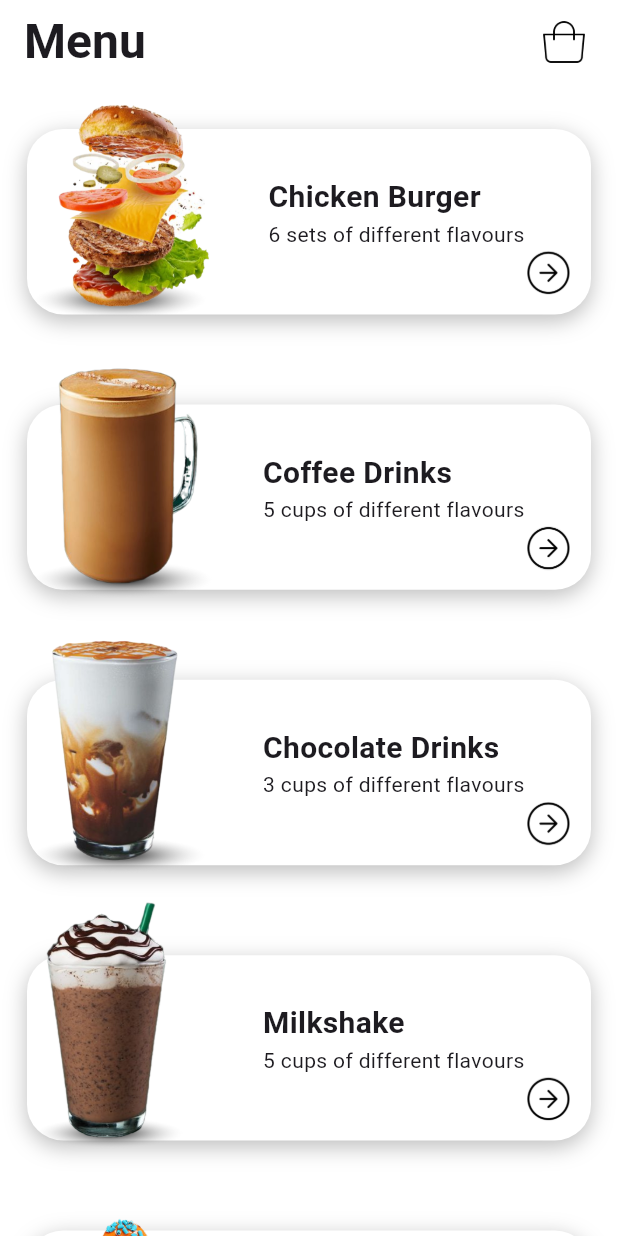
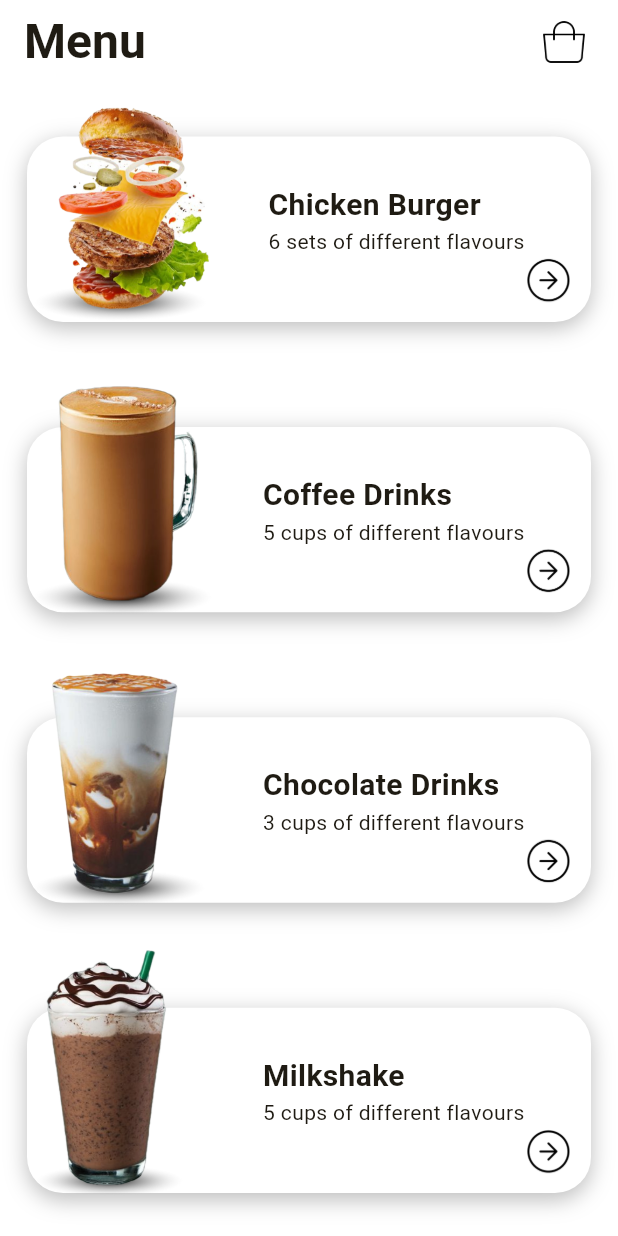
Before and after one commit to ahmedjalambo-dev/mc-Donald-s, a Flutter app: the screen it shows after launch, on a phone screen of 412 x 824 dp. Run offline on Flutter 3.47's test engine with Material 3 defaults, Android fonts, the phone set to English and light mode, and no system bars.

Commit message:
update color scheme in MyApp and adjust margins in MenuCard; use AppAssets for image path in MenuScreen

```diff
--- a/lib/main.dart
+++ b/lib/main.dart
@@ -12,7 +12,7 @@ class MyApp extends StatelessWidget {
   Widget build(BuildContext context) {
     return MaterialApp(
       theme: ThemeData(
-        colorScheme: ColorScheme.fromSeed(seedColor: Colors.deepPurple),
+        colorScheme: ColorScheme.fromSeed(seedColor: Colors.amber),
       ),
       home: MenuScreen(),
     );
--- a/lib/screens/menu/menu_card.dart
+++ b/lib/screens/menu/menu_card.dart
@@ -23,7 +23,7 @@ class MenuCard extends StatelessWidget {
         Container(
           height: size.height * 0.15,
           padding: EdgeInsets.only(bottom: size.width * 0.03),
-          margin: const EdgeInsets.symmetric(vertical: 30),
+          margin: const EdgeInsets.symmetric(vertical: 35),
           decoration: BoxDecoration(
             color: Colors.white,
             borderRadius: BorderRadius.circular(24),
@@ -67,7 +67,7 @@ class MenuCard extends StatelessWidget {
 
         // Image Above Card
         Positioned(
-          bottom: size.height * 0.03,
+          bottom: size.height * 0.04,
           left: size.width * 0.01,
           child: Image.asset(
             imageUrl,
--- a/lib/screens/menu/menu_screen.dart
+++ b/lib/screens/menu/menu_screen.dart
@@ -1,4 +1,5 @@
 import 'package:flutter/material.dart';
+import 'package:mc_donalds/constants/app_assets.dart';
 import 'package:mc_donalds/screens/menu/menu_card.dart';
 import 'package:mc_donalds/screens/menu/menu_model.dart';
 
@@ -26,7 +27,7 @@ class _MenuScreenState extends State<MenuScreen> {
             margin: EdgeInsetsDirectional.only(end: 8),
             child: IconButton(
               onPressed: () {},
-              icon: Image.asset('assets/images/icons/bag.png'),
+              icon: Image.asset(AppAssets.bag),
             ),
           ),
         ],
```
